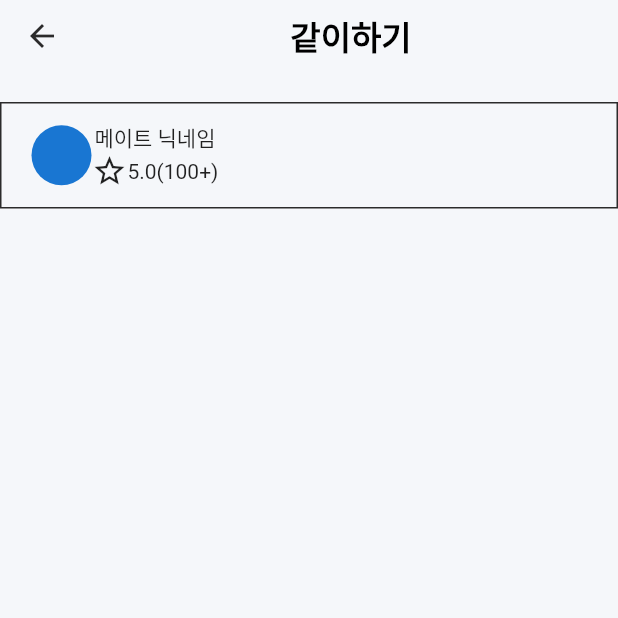
After one commit to jihun-bang/chemiplay, a Flutter app: the MateRequestTogetherPage screen opened by its route, on a phone screen of 412 x 824 dp, the top half of it. The commit adds this screen. Run offline on Flutter 3.47's test engine with Material 2 defaults, Android fonts, the phone set to English and light mode, and no system bars; our stand-ins replace cached_network_image, cloud_firestore, copy_with_extension, firebase_auth, firebase_core, flutter_rating_bar and 8 more; missing offline and left inert: cloud_firestore_odm, google_sign_in_platform_interface, google_sign_in_web, sendbird_sdk; accounts and stored records are empty; Roboto replaces fonts that are missing (Pretandard); statements that could not run were skipped.

Commit message:
같이하기 페이지 초기화

```diff
--- /dev/null
+++ b/lib/presentation/views/mate/mate_request_together_page.dart
@@ -0,0 +1,67 @@
+import 'package:chemiplay/presentation/widgets/app_bar_lead_icon.dart';
+import 'package:chemiplay/presentation/widgets/gigi_app_bar.dart';
+import 'package:flutter/material.dart';
+
+class MateRequestTogetherPage extends StatefulWidget {
+  const MateRequestTogetherPage({super.key});
+
+  @override
+  State<MateRequestTogetherPage> createState() =>
+      _MateRequestTogetherPageState();
+}
+
+class _MateRequestTogetherPageState extends State<MateRequestTogetherPage> {
+  final Color backgroundColor = const Color(0xffF5F7FA);
+  @override
+  Widget build(BuildContext context) {
+    return Scaffold(
+      appBar: GigiAppBar(
+        title: '같이하기',
+        leading: AppBarLeadIcon(context: context),
+        backgroundColor: backgroundColor,
+      ),
+      body: SingleChildScrollView(
+          child: Column(
+        children: [
+          const Padding(padding: EdgeInsets.symmetric(vertical: 10)),
+          Container(
+            decoration: BoxDecoration(
+              border: Border.all(
+                color: const Color(0xff2b2b2b),
+                width: 1,
+              ),
+            ),
+            child: const Padding(
+              padding: EdgeInsets.symmetric(
+                vertical: 12,
+                horizontal: 20,
+              ),
+              child: Row(
+                children: [
+                  CircleAvatar(),
+                  Column(
+                    children: [
+                      Text('메이트 닉네임'),
+                      Row(
+                        children: [
+                          Icon(
+                            Icons.star_border,
+                          ),
+                          Text('5.0'),
+                          Text(
+                            '(100+)',
+                          ),
+                        ],
+                      )
+                    ],
+                  )
+                ],
+              ),
+            ),
+          )
+        ],
+      )),
+      backgroundColor: backgroundColor,
+    );
+  }
+}
--- a/lib/presentation/views/signup/profile/widgets/signup_profile_wrapper.dart
+++ b/lib/presentation/views/signup/profile/widgets/signup_profile_wrapper.dart
@@ -1,4 +1,4 @@
-import 'package:chemiplay/presentation/views/signup/widgets/app_bar_lead_icon.dart';
+import 'package:chemiplay/presentation/widgets/app_bar_lead_icon.dart';
 import 'package:chemiplay/presentation/views/signup/widgets/bottom_next_button.dart';
 import 'package:chemiplay/presentation/widgets/gigi_app_bar.dart';
 import 'package:flutter/material.dart';
--- a/lib/routes.dart
+++ b/lib/routes.dart
@@ -3,6 +3,7 @@ import 'package:chemiplay/presentation/views/chat_page.dart';
 import 'package:chemiplay/presentation/views/home_page.dart';
 import 'package:chemiplay/presentation/views/login_page.dart';
 import 'package:chemiplay/presentation/views/mate/mate_page.dart';
+import 'package:chemiplay/presentation/views/mate/mate_request_together_page.dart';
 import 'package:chemiplay/presentation/views/signup/profile/signup_profile.page.dart';
 import 'package:flutter/material.dart';
 import 'package:go_router/go_router.dart';
@@ -80,5 +81,12 @@ final routes = GoRouter(
         ),
       ],
     ),
+    GoRoute(
+      path: '/together',
+      name: 'together',
+      pageBuilder: (context, state) {
+        return const MaterialPage(child: MateRequestTogetherPage());
+      },
+    ),
   ],
 );
```
Also changed, not shown: lib/presentation/widgets/app_bar_lead_icon.dart (renamed from lib/presentation/views/signup/widgets/app_bar_lead_icon.dart).
